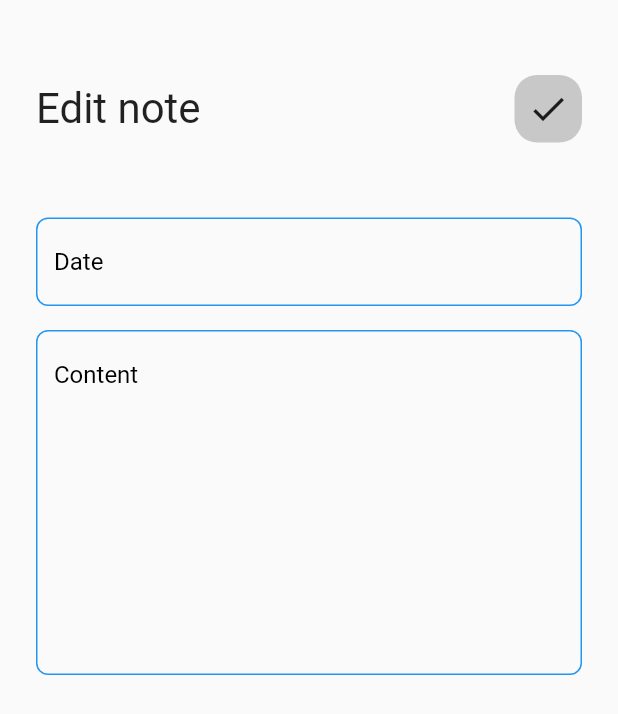
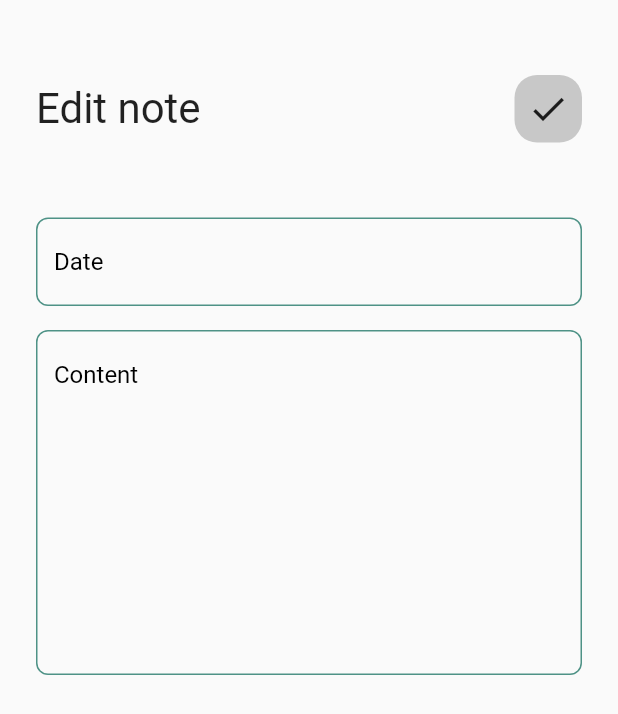
Before and after one commit to bibi2812/MentalHealthApp2, a Flutter app: the screen it shows after launch, item 2 of the bottom bar chosen, after a tap on "date", on a phone screen of 412 x 824 dp. Shown: the top 714 px of the screen. Run offline on Flutter 3.47's test engine with Material 2 defaults, Android fonts, the phone set to English and light mode, and no system bars; our stand-ins replace bloc, hive, hive_flutter; accounts and stored records are empty.

Commit message:
Updated colours

```diff
--- a/lib/calendar/calendar.dart
+++ b/lib/calendar/calendar.dart
@@ -60,6 +60,7 @@ class HomeScreenState extends State<Calendar> {
       appBar: AppBar(
         title: Text(randQuote), // Display quote
         centerTitle: true,
+        backgroundColor: const Color(0xff4e9286),
       ),
       body: Center(
         child: Stack(
@@ -75,35 +76,37 @@ class HomeScreenState extends State<Calendar> {
                 ),
               ),
             ),
-            Positioned(
-              bottom: 10,
-              child: FilledButton(
-                child: const Text("Does nothing yet!"),
-                onPressed: () {},
-              ),
-            )
           ],
         ),
       ),
       bottomNavigationBar: BottomNavigationBar(
         items: const <BottomNavigationBarItem>[
           BottomNavigationBarItem(
-            icon: Icon(Icons.home),
+            icon: Icon(
+              Icons.home,
+              color: Color(0xff5d4e40),
+            ),
             label: "Home...",
-            backgroundColor: Colors.greenAccent,
           ),
           BottomNavigationBarItem(
-            icon: Icon(Icons.book),
+            icon: Icon(
+                Icons.book,
+                color: Color(0xff5d4e40),
+            ),
             label: "Notes...",
-            backgroundColor: Colors.amber,
+            backgroundColor: Color(0xff5d4e40),
           ),
           BottomNavigationBarItem(
-            icon: Icon(Icons.settings),
+            icon: Icon(
+                Icons.settings,
+              color: Color(0xff5d4e40),
+            ),
             label: "Settings",
-            backgroundColor: Colors.blueGrey,
+            backgroundColor: Color(0xff5d4e40),
           ),
         ],
         onTap: _onItemTapped,
+        backgroundColor: const Color(0xfff3ce91),
       ),
     );
   }
--- a/lib/main.dart
+++ b/lib/main.dart
@@ -23,7 +23,10 @@ class MentalHealthApp extends StatelessWidget {
   Widget build(BuildContext context) {
     return MaterialApp(
       debugShowCheckedModeBanner: false,
-        theme: ThemeData(brightness: Brightness.light),
+        theme: ThemeData(
+            brightness: Brightness.light,
+          primaryColor: const Color(0xff4e9286)
+        ),
         // home: const viewNotes(),
         home: const Calendar(),
     );
--- a/lib/notesPage/viewNotes.dart
+++ b/lib/notesPage/viewNotes.dart
@@ -57,22 +57,23 @@ class viewNotes extends State<Notes> {
       ),
       body: const viewNotesBody(),
       bottomNavigationBar: BottomNavigationBar(
+        backgroundColor: const Color(0xfff3ce91),
         currentIndex: 1,
         items: const <BottomNavigationBarItem>[
           BottomNavigationBarItem(
             icon: Icon(Icons.home),
             label: "Home...",
-            backgroundColor: Colors.greenAccent
+            backgroundColor: Color(0xff5d4e40)
           ),
         BottomNavigationBarItem(
           icon: Icon(Icons.book),
           label: "Notes...",
-        backgroundColor: Colors.amber
+        backgroundColor: Color(0xff5d4e40)
         ),
         BottomNavigationBarItem(
           icon: Icon(Icons.settings),
           label: "Settings",
-          backgroundColor: Colors.blueGrey
+          backgroundColor: Color(0xff5d4e40)
         )
         ],
         onTap: _onItemTapped,
@@ -207,7 +208,7 @@ class CustomTextField extends StatelessWidget {
         8,
       ),
       borderSide: const BorderSide(
-        color: Colors.blue,
+        color: Color(0xff4e9286),
       ),);
   }
 }
@@ -225,7 +226,7 @@ class bottomButton extends StatelessWidget {
       width: MediaQuery.of(context).size.width,
       height: 50,
       decoration: BoxDecoration(
-        color: Colors.amber,
+        color: Color(0xfff3cb91),
             borderRadius: BorderRadius.circular(8
       )),
       child: const Center(
--- a/lib/notesPage/widgets/viewBody.dart
+++ b/lib/notesPage/widgets/viewBody.dart
@@ -119,7 +119,7 @@ class itemNotes extends StatelessWidget {
       child: Container(
       padding: const EdgeInsets.only(top:20,bottom: 20, left:16),
       decoration: BoxDecoration(
-        color: Colors.green,
+        color: const Color (0xffb2d582),
         borderRadius: BorderRadius.circular(16),
     ),
       child: Column(
@@ -128,18 +128,18 @@ class itemNotes extends StatelessWidget {
           ListTile(
             title: Text(_getNote(index, "date"),
             style: const TextStyle(
-              color: Colors.black,
+              color: Color(0xff5d4e40),
               fontSize: 26,
             ),
             ),
             subtitle: Text(_getNote(index, "mood"),
             style: const TextStyle(
-              color: Colors.black,
+              color: Color(0xff5d4e40),
               fontSize: 15,
             ),
             ),
             trailing: IconButton(onPressed: () {}, icon: const Icon(Icons.delete,
-            color: Colors.black,
+            color: Color(0xff5d4e40),
               size: 25,
             ),
             ),
```
